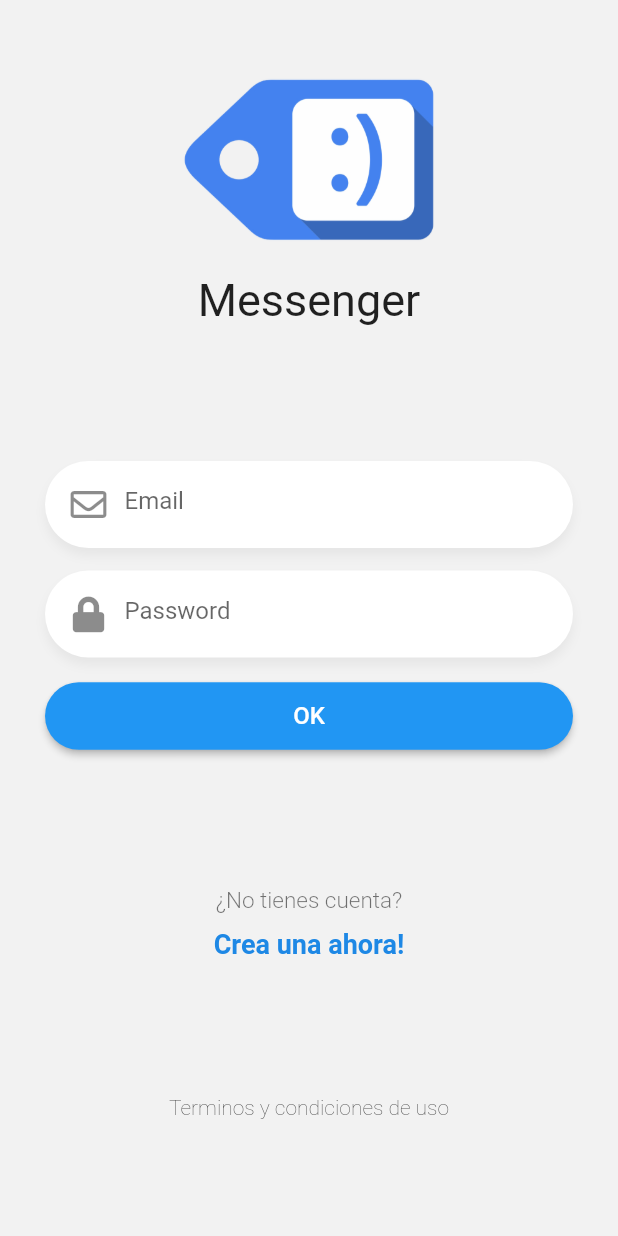
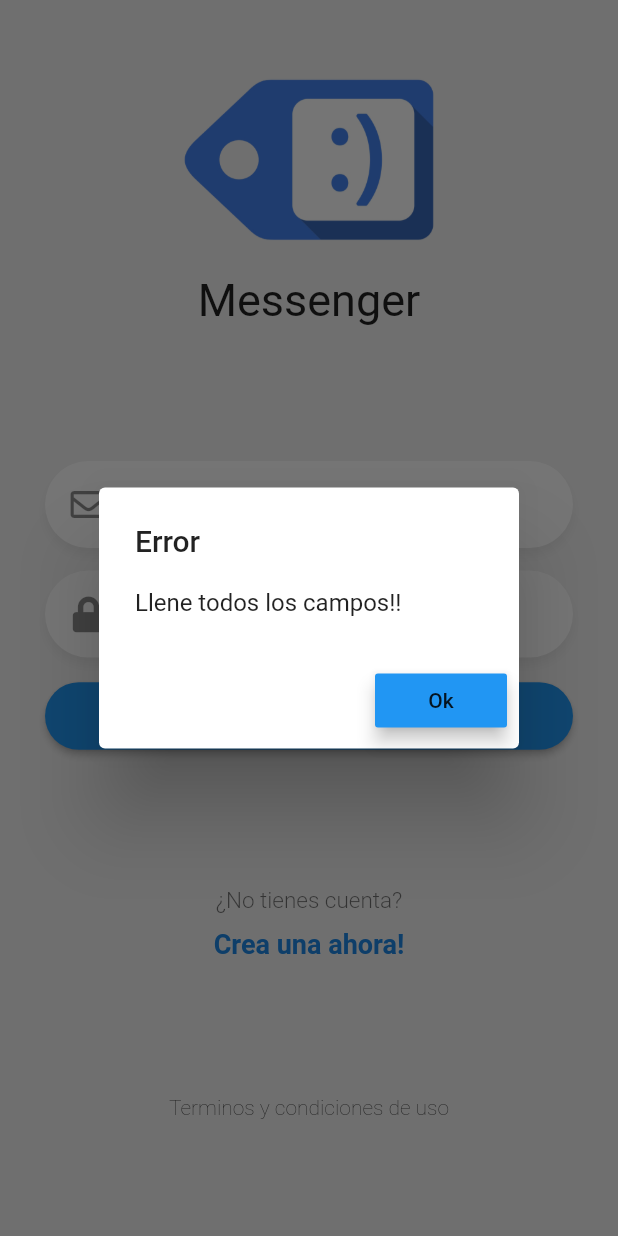
Before and after one commit to KmZSirio/flutter-chat, a Flutter app: the LoginPage screen opened by its route, after a tap on "OK", on a phone screen of 412 x 824 dp. Run offline on Flutter 3.47's test engine with Material 2 defaults, Android fonts, the phone set to English and light mode, and no system bars; our stand-ins replace flutter_secure_storage, font_awesome_flutter, pull_to_refresh; accounts and stored records are empty.

Commit message:
Fin seccion 9, login, registro y sesion

```diff
--- /dev/null
+++ b/lib/src/global/environment.dart
@@ -0,0 +1,8 @@
+import 'dart:io';
+
+class Environment {
+
+  static String apiUrl    = Platform.isAndroid ? "http://192.168.0.26:3000/api" : "http://localhost:3000/api";
+  static String socketUrl = Platform.isAndroid ? "http://192.168.0.26:3000"     : "http://localhost:3000";
+
+}
--- /dev/null
+++ b/lib/src/helpers/show_alert.dart
@@ -0,0 +1,45 @@
+import 'dart:io';
+
+import 'package:flutter/material.dart';
+import 'package:flutter/cupertino.dart';
+
+showAlert( BuildContext context, String title, String subtitle ) {
+
+  if ( Platform.isAndroid ) {
+
+    return showDialog(
+      context: context,
+      builder: (_) => AlertDialog(
+        title: Text( title ),
+        content: Text( subtitle ),
+        actions: [
+          MaterialButton(
+            child: Text("Ok"),
+            elevation: 5,
+            color: Colors.blue,
+            onPressed: () => Navigator.pop(context)
+          )
+        ],
+      )
+    );
+
+  }
+
+  showCupertinoDialog(
+    context: context,
+    builder: (_) => CupertinoAlertDialog(
+      title: Text( title ),
+      content: Text( subtitle ),
+      actions: [
+        CupertinoDialogAction(
+          child: Text("Ok"),
+          onPressed: () => Navigator.pop(context)
+        )
+      ],
+    )
+  );
+
+
+
+
+}
--- a/lib/src/models/user.dart
+++ b/lib/src/models/user.dart
@@ -1,18 +1,37 @@
+// To parse this JSON data, do
+//
+//     final user = userFromJson(jsonString);
+
+import 'dart:convert';
+
+User userFromJson(String str) => User.fromJson(json.decode(str));
+
+String userToJson(User data) => json.encode(data.toJson());
 
 class User {
+    User({
+        this.online,
+        this.name,
+        this.email,
+        this.uid,
+    });
 
-  String uid;
-  String nombre;
-  String email;
-  bool online;
+    bool online;
+    String name;
+    String email;
+    String uid;
 
-  User({
+    factory User.fromJson(Map<String, dynamic> json) => User(
+        online: json["online"],
+        name: json["name"],
+        email: json["email"],
+        uid: json["uid"],
+    );
 
-    this.uid,
-    this.nombre,
-    this.email,
-    this.online,
-
-  });
-
+    Map<String, dynamic> toJson() => {
+        "online": online,
+        "name": name,
+        "email": email,
+        "uid": uid,
+    };
 }
--- a/lib/src/pages/chat_page.dart
+++ b/lib/src/pages/chat_page.dart
@@ -137,7 +137,7 @@ class _ChatPageState extends State<ChatPage> with TickerProviderStateMixin {
     _textCtrl.clear();
     _focusNode.requestFocus();
 
-    if ( text.length == 0 ) {
+    if ( text.length > 0 ) {
       final _newMessage = new ChatMessage(
             uid: "123",
             text: text,
--- a/lib/src/pages/login_page.dart
+++ b/lib/src/pages/login_page.dart
@@ -1,5 +1,8 @@
 import 'package:flutter/material.dart';
 import 'package:font_awesome_flutter/font_awesome_flutter.dart';
+import 'package:provider/provider.dart';
+import 'package:realtime_chat/src/helpers/show_alert.dart';
+import 'package:realtime_chat/src/services/auth_service.dart';
 import 'package:realtime_chat/src/widgets/custom_blue_button.dart';
 import 'package:realtime_chat/src/widgets/custom_input.dart';
 import 'package:realtime_chat/src/widgets/custom_labels.dart';
@@ -46,6 +49,9 @@ class __FormState extends State<_Form> {
 
   @override
   Widget build(BuildContext context) {
+
+    final authService = Provider.of<AuthService>( context );
+
     return Container(
       margin: EdgeInsets.symmetric( horizontal: 30 ),
       child: Column(
@@ -67,9 +73,23 @@ class __FormState extends State<_Form> {
           ),
           CustomBlueButton(
             text: "OK",
-            onPressed: () {
-              print(emailCtrl.text);
-              print(passCtrl.text);
+            onPressed: authService.authenticating ? null : () async {
+
+              if ( emailCtrl.text.isNotEmpty && passCtrl.text.isNotEmpty ) {
+
+                FocusScope.of(context).unfocus();
+                final loginOk = await authService.login( emailCtrl.text.trim(), passCtrl.text.trim() );
+
+                if ( loginOk == "ok" ) {
+                  // TODO: Conectar a nuestro socket server
+                  Navigator.pushReplacementNamed(context, "users");
+                } else {
+                  showAlert(context, "Error", loginOk);
+                }
+
+              } else {
+                showAlert(context, "Error", "Llene todos los campos!!");
+              }
             },
           ),
 
--- a/lib/src/widgets/custom_logo.dart
+++ b/lib/src/widgets/custom_logo.dart
@@ -20,7 +20,7 @@ class Logo extends StatelessWidget {
 
             Image(image: this.img),
             SizedBox(height: 20),
-            Text( this.text, style: TextStyle(fontSize: 30) )
+            Text( this.text, style: TextStyle(fontSize: 30), textAlign: TextAlign.center, )
 
           ],
         ),
--- a/pubspec.yaml
+++ b/pubspec.yaml
@@ -30,6 +30,9 @@ dependencies:
   cupertino_icons: ^1.0.0
   font_awesome_flutter: ^8.11.0
   pull_to_refresh: ^1.6.3
+  provider: ^4.3.2+3
+  http: ^0.12.2
+  flutter_secure_storage: ^3.3.5
 
 dev_dependencies:
   flutter_test:
```
Also changed, not shown: lib/main.dart (+12 -5 lines), lib/src/models/error_response.dart (added, +29 -0 lines), lib/src/models/login_response.dart (added, +35 -0 lines), lib/src/pages/loading_page.dart (+40 -2 lines), lib/src/pages/register_page.dart (+24 -4 lines), lib/src/pages/users_page.dart (+25 -10 lines), lib/src/services/auth_service.dart (added, +130 -0 lines), pubspec.lock, 1 other file.
